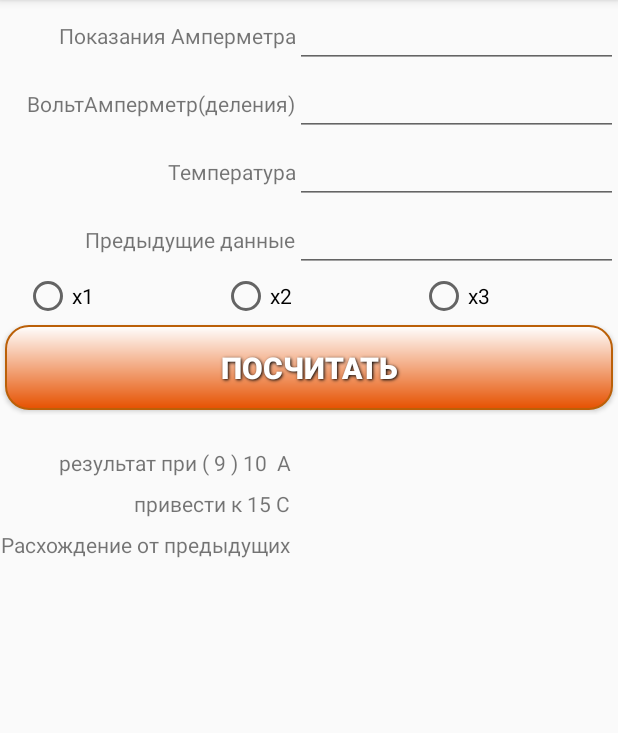
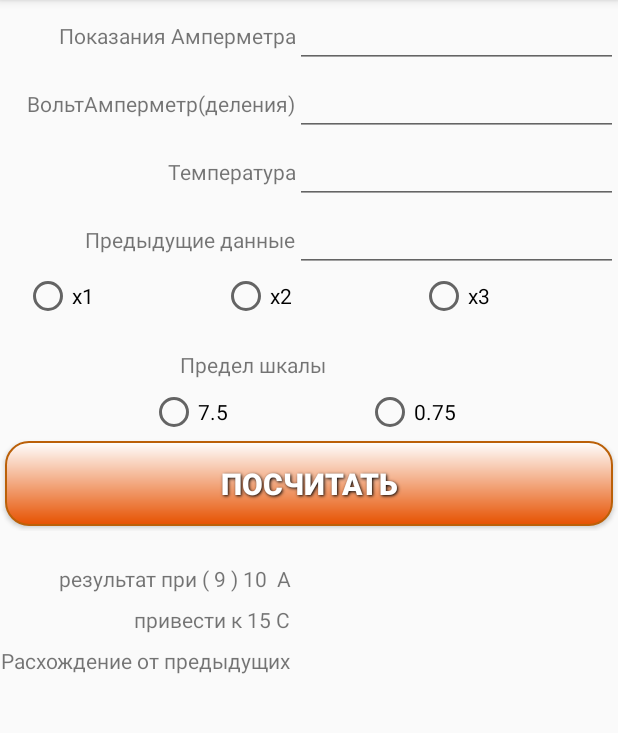
Before and after one commit to Ruslan16021984/calculatorUVVI, an Android app: the fragment Dizel3 placed in its activity, on a phone screen of 412 x 824 dp, the part 84-817 px from its top. Run offline under Robolectric (Android 15) with nearby library versions, the phone set to English and light mode, and no system bars.

Commit message:
ugrade28052019

```diff
--- a/app/src/main/java/kalkull/ruslanann/kalkulator24/base_fragment/BaseFragment.java
+++ b/app/src/main/java/kalkull/ruslanann/kalkulator24/base_fragment/BaseFragment.java
@@ -17,6 +17,8 @@ import kalkull.ruslanann.kalkulator24.database.ToDoDatabase;
  */
 
 public class BaseFragment extends Fragment {
+
+
     private String title;
     protected ToDoDatabase mDbHelper;
     protected Context context;
@@ -26,7 +28,8 @@ public class BaseFragment extends Fragment {
     protected int mPos = 0;
     protected String oper = "";
     protected String mCurFileName;
-    protected String c = "0";
+    protected String perlaseMnozitel = "0";
+    protected float perlasePredel = 0;
     protected String massage;
     protected Spinner sPoloz;
     protected Spinner sFaza;
@@ -58,4 +61,6 @@ public class BaseFragment extends Fragment {
     public void setContext(Context context) {
         this.context = context;
     }
+
+
 }
--- a/app/src/main/java/kalkull/ruslanann/kalkulator24/fragments/generator/FragmentG1.java
+++ b/app/src/main/java/kalkull/ruslanann/kalkulator24/fragments/generator/FragmentSecondGen.java
@@ -28,7 +28,7 @@ import kalkull.ruslanann.kalkulator24.database.ToDoDatabase;
 /**
  * Created by CARD on 12.01.2016.
  */
-public class FragmentG1 extends BaseFragment implements View.OnClickListener{
+public class FragmentSecondGen extends BaseFragment implements View.OnClickListener{
 
 
 
@@ -61,8 +61,8 @@ public class FragmentG1 extends BaseFragment implements View.OnClickListener{
     private static final float SECH_X3 = 23400;
 
 
-    public static FragmentG1 getInstance(Context context) {
-        FragmentG1 fragment = new FragmentG1();
+    public static FragmentSecondGen getInstance(Context context) {
+        FragmentSecondGen fragment = new FragmentSecondGen();
         Bundle args = new Bundle();
         fragment.setArguments(args);
         fragment.setTitle(context.getString(R.string.fragmentG1));
--- a/app/src/main/java/kalkull/ruslanann/kalkulator24/inner_fragmenrs/ScreenOne.java
+++ b/app/src/main/java/kalkull/ruslanann/kalkulator24/inner_fragmenrs/ScreenOne.java
@@ -32,13 +32,10 @@ public class ScreenOne extends Fragment {
     }
     @Override
     public void onViewCreated(View view, Bundle savedInstanceState) {
-        // Get the ViewPager and set it's PagerAdapter so that it can display items
-        mViewPager = (ViewPager) view.findViewById(R.id.viewpager);
+         mViewPager = (ViewPager) view.findViewById(R.id.viewpager);
         Adapter adapter = new Adapter(getActivity(),getChildFragmentManager() );
         mViewPager.setAdapter(adapter);
 
-        // Give the SlidingTabLayout the ViewPager, this must be
-        // done AFTER the ViewPager has had it's PagerAdapter set.
         mSlidingTabLayout = (SlidingTabLayout) view.findViewById(R.id.sliding_tabs);
         mSlidingTabLayout.setViewPager(mViewPager);
     }
--- a/app/src/main/res/layout/activity_data.xml
+++ b/app/src/main/res/layout/activity_data.xml
@@ -2,12 +2,11 @@
 <LinearLayout xmlns:android="http://schemas.android.com/apk/res/android"
     android:layout_width="fill_parent"
     android:layout_height="fill_parent"
-    android:background="@color/listcolor"
     android:orientation="vertical" >
 
     <ListView
         android:id="@+id/list"
-        android:layout_width="wrap_content"
+        android:layout_width="match_parent"
         android:layout_height="wrap_content" >
     </ListView>
 
--- a/app/src/main/res/layout/activity_data2.xml
+++ b/app/src/main/res/layout/activity_data2.xml
@@ -2,12 +2,11 @@
 <LinearLayout xmlns:android="http://schemas.android.com/apk/res/android"
     android:layout_width="fill_parent"
     android:layout_height="fill_parent"
-    android:background="@color/listcolor"
     android:orientation="vertical" >
 
     <ListView
         android:id="@+id/list"
-        android:layout_width="wrap_content"
+        android:layout_width="match_parent"
         android:layout_height="wrap_content" >
     </ListView>
 
--- a/app/src/main/res/layout/fragment_dizel_om.xml
+++ b/app/src/main/res/layout/fragment_dizel_om.xml
@@ -105,6 +105,46 @@
 
 
         </RelativeLayout>
+        <RelativeLayout
+            android:layout_width="match_parent"
+            android:layout_height="wrap_content">
+            <TextView
+                android:id="@+id/predelShkaly"
+                android:layout_marginTop="20dp"
+                android:paddingLeft="120dp"
+                android:layout_width="match_parent"
+                android:layout_height="wrap_content"
+                android:text="Предел шкалы"/>
+
+            <RadioGroup
+                android:id="@+id/radioGroup1"
+                android:layout_width="match_parent"
+                android:layout_height="wrap_content"
+                android:layout_marginTop="45dp"
+                android:orientation="horizontal">
+
+                <RadioButton
+                    android:id="@+id/x11"
+                    android:layout_width="wrap_content"
+                    android:layout_height="wrap_content"
+                    android:layout_marginLeft="100dp"
+                    android:layout_weight="1"
+                    android:checked="false"
+                    android:text="7.5" />
+
+                <RadioButton
+                    android:layout_marginLeft="30dp"
+                    android:id="@+id/x22"
+                    android:layout_width="106dp"
+                    android:layout_height="wrap_content"
+                    android:layout_weight="1"
+                    android:checked="false"
+                    android:text="0.75" />
+
+            </RadioGroup>
+
+
+        </RelativeLayout>
 
         <TableRow>
 
--- a/app/src/main/res/layout/fragment_fragment_g.xml
+++ b/app/src/main/res/layout/fragment_fragment_g.xml
@@ -2,6 +2,7 @@
     xmlns:tools="http://schemas.android.com/tools"
     android:layout_width="match_parent"
     android:layout_height="match_parent"
+    android:id="@+id/gen1"
     tools:context="com.example.card.newkalkulator.fragment.FragmentLoanCalculator">
 
 
--- a/app/src/main/res/menu/main.xml
+++ b/app/src/main/res/menu/main.xml
@@ -12,4 +12,5 @@
 
 
 
+
 </menu>
--- a/app/src/main/res/values/strings.xml
+++ b/app/src/main/res/values/strings.xml
@@ -96,6 +96,7 @@
     <string name="action_settings">Settings</string>
     <string name="hello_world">Hello world!</string>
     <string name="send">отправить</string>
+    <string name="window">окно</string>
 
 
 </resources>
```
Also changed, not shown: app/src/main/java/kalkull/ruslanann/kalkulator24/MainActivity.java (+4 -5 lines), app/src/main/java/kalkull/ruslanann/kalkulator24/adapter/AdapterThree.java (+4 -4 lines), app/src/main/java/kalkull/ruslanann/kalkulator24/fragments/Dizel12/Dizel3.java (+28 -33 lines), app/src/main/java/kalkull/ruslanann/kalkulator24/fragments/FragmentWN.java (+26 -31 lines), app/src/main/java/kalkull/ruslanann/kalkulator24/fragments/generator/FragmentBaseGen.java (renamed from app/src/main/java/kalkull/ruslanann/kalkulator24/fragments/generator/FragmentG2.java, +11 -9 lines).
